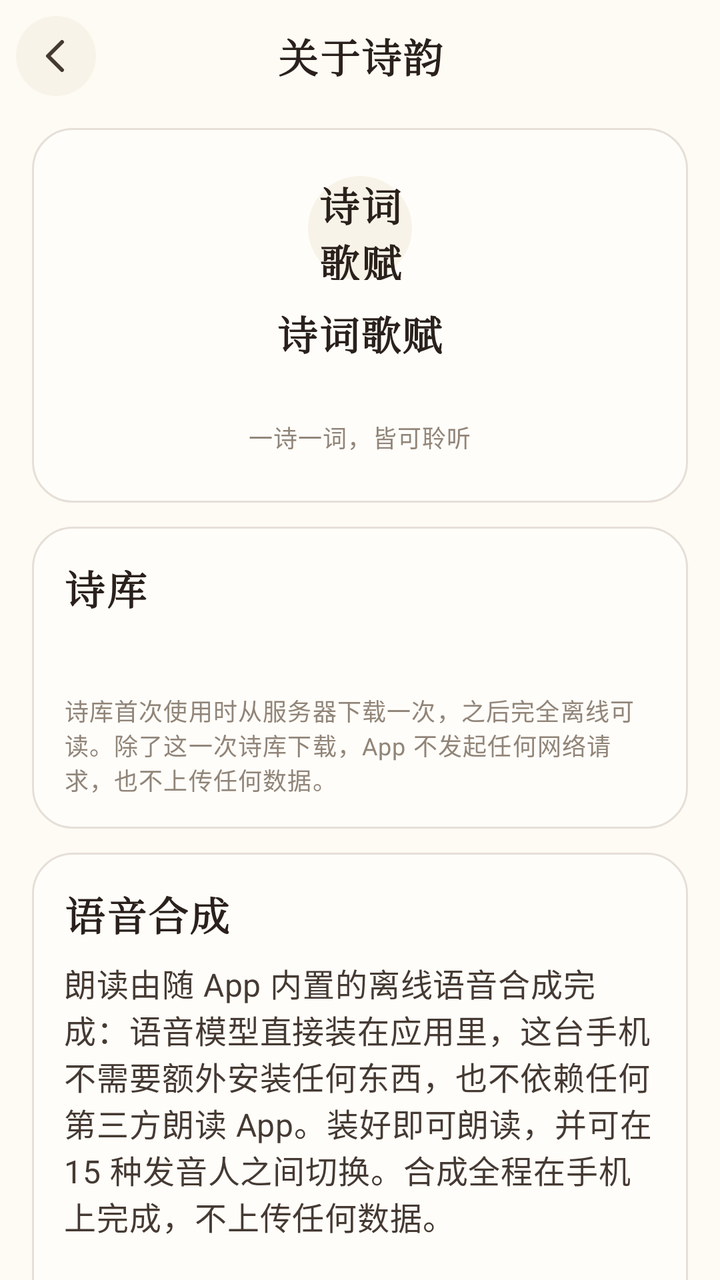
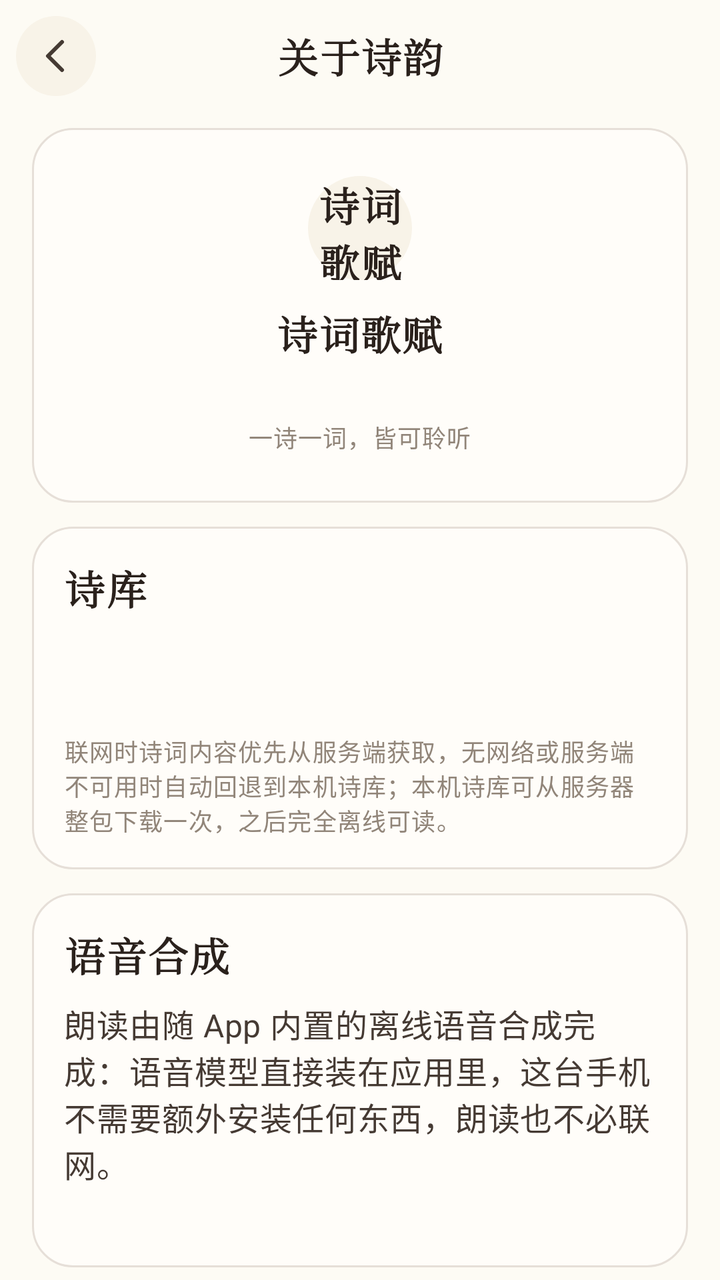

The first picture is an Android layout as it rendered before a commit; the second is the same layout after the commit. The layout source and the unified diff follow.
<!-- AndroidManifest.xml: activity theme Theme.Poetry -->
<!-- res/layout/activity_about.xml -->
<?xml version="1.0" encoding="utf-8"?>
<LinearLayout xmlns:android="http://schemas.android.com/apk/res/android"
    android:layout_width="match_parent"
    android:layout_height="match_parent"
    android:background="?android:attr/colorBackground"
    android:orientation="vertical">

    
    <LinearLayout
        android:layout_width="match_parent"
        android:layout_height="wrap_content"
        android:gravity="center_vertical"
        android:orientation="horizontal"
        android:paddingStart="@dimen/space_2"
        android:paddingTop="@dimen/space_2"
        android:paddingEnd="@dimen/space_2"
        android:paddingBottom="@dimen/space_2">

        <ImageButton
            android:id="@+id/backButton"
            style="@style/Widget.Poetry.IconButton"
            android:layout_width="@dimen/size_icon_button"
            android:layout_height="@dimen/size_icon_button"
            android:contentDescription="@string/cd_back"
            android:src="@drawable/ic_back" />

        <TextView
            android:layout_width="0dp"
            android:layout_height="wrap_content"
            android:layout_weight="1"
            android:ellipsize="end"
            android:gravity="center"
            android:maxLines="1"
            android:text="@string/about_title"
            android:textAppearance="@style/TextAppearance.Poetry.SectionTitle" />

        <View
            android:layout_width="@dimen/size_icon_button"
            android:layout_height="@dimen/size_icon_button" />
    </LinearLayout>

    <androidx.core.widget.NestedScrollView
        android:layout_width="match_parent"
        android:layout_height="0dp"
        android:layout_weight="1"
        android:clipToPadding="false"
        android:paddingStart="@dimen/page_margin"
        android:paddingTop="@dimen/space_2"
        android:paddingEnd="@dimen/page_margin"
        android:paddingBottom="@dimen/space_10">

        <LinearLayout
            android:layout_width="match_parent"
            android:layout_height="wrap_content"
            android:orientation="vertical">

            
            <LinearLayout
                android:layout_width="match_parent"
                android:layout_height="wrap_content"
                android:background="@drawable/bg_card_lg"
                android:gravity="center_horizontal"
                android:orientation="vertical"
                android:padding="@dimen/space_6">

                <TextView
                    android:id="@+id/aboutIcon"
                    android:layout_width="@dimen/size_avatar"
                    android:layout_height="@dimen/size_avatar"
                    android:background="@drawable/bg_circle"
                    android:gravity="center"
                    android:text="@string/app_name"
                    android:textAppearance="@style/TextAppearance.Poetry.CardTitle" />

                <TextView
                    android:layout_width="wrap_content"
                    android:layout_height="wrap_content"
                    android:layout_marginTop="@dimen/space_3"
                    android:text="@string/app_name"
                    android:textAppearance="@style/TextAppearance.Poetry.SectionTitle" />

                <TextView
                    android:id="@+id/aboutVersion"
                    android:layout_width="wrap_content"
                    android:layout_height="wrap_content"
                    android:layout_marginTop="@dimen/space_1"
                    android:textAppearance="@style/TextAppearance.Poetry.Caption" />

                <TextView
                    android:layout_width="wrap_content"
                    android:layout_height="wrap_content"
                    android:layout_marginTop="@dimen/space_2"
                    android:text="@string/about_slogan"
                    android:textAppearance="@style/TextAppearance.Poetry.CaptionWeak" />
            </LinearLayout>

            
            <LinearLayout
                android:layout_width="match_parent"
                android:layout_height="wrap_content"
                android:layout_marginTop="@dimen/space_3"
                android:background="@drawable/bg_card_lg"
                android:orientation="vertical"
                android:padding="@dimen/space_4">

                <TextView
                    android:layout_width="match_parent"
                    android:layout_height="wrap_content"
                    android:text="@string/about_group_library"
                    android:textAppearance="@style/TextAppearance.Poetry.CardTitle" />

                <TextView
                    android:id="@+id/aboutSource"
                    android:layout_width="match_parent"
                    android:layout_height="wrap_content"
                    android:layout_marginTop="@dimen/space_2"
                    android:textAppearance="@style/TextAppearance.Poetry.Body" />

                <TextView
                    android:id="@+id/aboutLibraryNote"
                    android:layout_width="match_parent"
                    android:layout_height="wrap_content"
                    android:layout_marginTop="@dimen/space_2"
                    android:text="@string/about_library_note"
                    android:textAppearance="@style/TextAppearance.Poetry.CaptionWeak" />
            </LinearLayout>

            
            <LinearLayout
                android:layout_width="match_parent"
                android:layout_height="wrap_content"
                android:layout_marginTop="@dimen/space_3"
                android:background="@drawable/bg_card_lg"
                android:orientation="vertical"
                android:padding="@dimen/space_4">

                <TextView
                    android:layout_width="match_parent"
                    android:layout_height="wrap_content"
                    android:text="@string/about_group_voice"
                    android:textAppearance="@style/TextAppearance.Poetry.CardTitle" />

                <TextView
                    android:layout_width="match_parent"
                    android:layout_height="wrap_content"
                    android:layout_marginTop="@dimen/space_2"
                    android:text="@string/about_voice_engine"
                    android:textAppearance="@style/TextAppearance.Poetry.Body" />

                <TextView
                    android:id="@+id/aboutVoiceState"
                    android:layout_width="match_parent"
                    android:layout_height="wrap_content"
                    android:layout_marginTop="@dimen/space_2"
                    android:textAppearance="@style/TextAppearance.Poetry.CaptionWeak" />
            </LinearLayout>

            
            <LinearLayout
                android:layout_width="match_parent"
                android:layout_height="wrap_content"
                android:layout_marginTop="@dimen/space_3"
                android:background="@drawable/bg_card_lg"
                android:orientation="vertical"
                android:padding="@dimen/space_4">

                <TextView
                    android:layout_width="match_parent"
                    android:layout_height="wrap_content"
                    android:text="@string/about_group_privacy"
                    android:textAppearance="@style/TextAppearance.Poetry.CardTitle" />

                <TextView
                    android:layout_width="match_parent"
                    android:layout_height="wrap_content"
                    android:layout_marginTop="@dimen/space_2"
                    android:text="@string/about_privacy_body"
                    android:textAppearance="@style/TextAppearance.Poetry.Body" />
            </LinearLayout>

            
            <LinearLayout
                android:layout_width="match_parent"
                android:layout_height="wrap_content"
                android:layout_marginTop="@dimen/space_3"
                android:background="@drawable/bg_card_lg"
                android:orientation="vertical"
                android:padding="@dimen/space_4">

                <TextView
                    android:layout_width="match_parent"
                    android:layout_height="wrap_content"
                    android:text="@string/about_group_data"
                    android:textAppearance="@style/TextAppearance.Poetry.CardTitle" />

                <TextView
                    android:layout_width="match_parent"
                    android:layout_height="wrap_content"
                    android:layout_marginTop="@dimen/space_2"
                    android:text="@string/about_data_body"
                    android:textAppearance="@style/TextAppearance.Poetry.Body" />

                <TextView
                    android:id="@+id/aboutDataPath"
                    android:layout_width="match_parent"
                    android:layout_height="wrap_content"
                    android:layout_marginTop="@dimen/space_2"
                    android:textAppearance="@style/TextAppearance.Poetry.CaptionWeak" />

                <LinearLayout
                    android:layout_width="match_parent"
                    android:layout_height="wrap_content"
                    android:layout_marginTop="@dimen/space_3"
                    android:orientation="horizontal">

                    <Button
                        android:id="@+id/aboutExportData"
                        style="@style/Widget.Poetry.ToolButton"
                        android:layout_width="0dp"
                        android:layout_height="wrap_content"
                        android:layout_marginEnd="@dimen/space_2"
                        android:layout_weight="1"
                        android:text="@string/about_export_data" />

                    <Button
                        android:id="@+id/aboutImportData"
                        style="@style/Widget.Poetry.ToolButton"
                        android:layout_width="0dp"
                        android:layout_height="wrap_content"
                        android:layout_marginStart="@dimen/space_2"
                        android:layout_weight="1"
                        android:text="@string/about_import_data" />
                </LinearLayout>
            </LinearLayout>

            <Button
                android:id="@+id/aboutCheckUpdate"
                style="@style/Widget.Poetry.ToolButton"
                android:layout_width="match_parent"
                android:layout_height="wrap_content"
                android:layout_marginTop="@dimen/space_4"
                android:text="@string/about_check_update" />

            <TextView
                android:layout_width="match_parent"
                android:layout_height="wrap_content"
                android:layout_marginTop="@dimen/space_4"
                android:gravity="center"
                android:text="@string/about_footer"
                android:textAppearance="@style/TextAppearance.Poetry.CaptionWeak" />
        </LinearLayout>
    </androidx.core.widget.NestedScrollView>
</LinearLayout>
<!-- resources referenced by this layout -->
<resources>
  <dimen name="page_margin">16dp</dimen>
  <dimen name="size_avatar">52dp</dimen>
  <dimen name="size_icon_button">40dp</dimen>
  <dimen name="space_1">4dp</dimen>
  <dimen name="space_10">40dp</dimen>
  <dimen name="space_2">8dp</dimen>
  <dimen name="space_3">12dp</dimen>
  <dimen name="space_4">16dp</dimen>
  <dimen name="space_6">24dp</dimen>
  <!-- drawable bg_circle (drawable) -->
  <?xml version="1.0" encoding="utf-8"?>
  <shape xmlns:android="http://schemas.android.com/apk/res/android"
      android:shape="oval">
      <solid android:color="?attr/colorSurfaceVariant" />
  </shape>
  <string name="about_check_update">检查更新</string>
  <string name="about_data_body">收藏、朗读历史、阅读进度、打卡记录、个人资料与全部偏好，统一保存在本机的 user_data.json 文件中，可随时导出成 JSON 备份，也可从备份恢复。</string>
  <string name="about_export_data">导出备份</string>
  <string name="about_footer">诗韵 · 让每一首诗都被听见</string>
  <string name="about_group_data">数据备份</string>
  <string name="about_group_library">诗库</string>
  <string name="about_group_privacy">隐私</string>
  <string name="about_group_voice">语音合成</string>
  <string name="about_import_data">恢复备份</string>
  <string name="about_library_note">诗库首次使用时从服务器下载一次，之后完全离线可读。除了这一次诗库下载，App 不发起任何网络请求，也不上传任何数据。</string>
  <string name="about_privacy_body">收藏、朗读历史、打卡与偏好都只存在这台手机上，App 没有账号、也不上传任何数据；朗读过程完全离线。</string>
  <string name="about_slogan">一诗一词，皆可聆听</string>
  <string name="about_title">关于诗韵</string>
  <string name="about_voice_engine">朗读由随 App 内置的离线语音合成完成：语音模型直接装在应用里，这台手机不需要额外安装任何东西，也不依赖任何第三方朗读 App。装好即可朗读，并可在 15 种发音人之间切换。合成全程在手机上完成，不上传任何数据。</string>
  <string name="app_name">诗词歌赋</string>
  <string name="cd_back">返回</string>
  <style name="TextAppearance.Poetry.Body" parent="TextAppearance.Material3.BodyMedium">
          <item name="android:textSize">@dimen/text_base</item>
          <item name="android:textColor">@color/ink_700</item>
          <item name="android:lineSpacingExtra">@dimen/line_spacing_body</item>
      </style>
  <style name="TextAppearance.Poetry.Caption" parent="TextAppearance.Material3.BodySmall">
          <item name="android:textSize">@dimen/text_xs</item>
          <item name="android:textColor">@color/ink_500</item>
      </style>
  <style name="TextAppearance.Poetry.CaptionWeak" parent="TextAppearance.Poetry.Caption">
          <item name="android:textColor">@color/ink_400</item>
      </style>
  <style name="Widget.Poetry.IconButton" parent="android:Widget.ImageButton">
          <item name="android:background">@drawable/bg_icon_button</item>
          <item name="android:tint">@color/ink_700</item>
          <item name="android:contentDescription">@string/cd_theme</item>
      </style>
  <style name="Widget.Poetry.ToolButton" parent="Widget.Poetry.SegmentButton">
          <item name="android:minHeight">40dp</item>
          <item name="android:paddingLeft">@dimen/space_4</item>
          <item name="android:paddingRight">@dimen/space_4</item>
      </style>
  <dimen name="radius_lg">20dp</dimen>
  <dimen name="text_base">16sp</dimen>
  <color name="ink_700">#FF453A33</color>
  <dimen name="line_spacing_body">4dp</dimen>
  <dimen name="text_xs">12sp</dimen>
  <color name="ink_500">#FF6D625B</color>
  <color name="ink_400">#FF918579</color>
  <dimen name="text_lg">20sp</dimen>
  <color name="ink_900">#FF2A211C</color>
  <!-- drawable bg_icon_button (drawable) -->
  <?xml version="1.0" encoding="utf-8"?>
  <shape xmlns:android="http://schemas.android.com/apk/res/android"
      android:shape="oval">
      <solid android:color="?attr/colorSurfaceVariant" />
  </shape>
  <string name="cd_theme">切换深浅色</string>
  <color name="color_primary">@color/zhuhong_500</color>
  <color name="on_primary">#FFFFFFFF</color>
  <color name="color_accent">@color/shiqing_500</color>
  <color name="surface_1">#FFFFFDF9</color>
  <color name="surface_2">#FFF8F3E8</color>
  <color name="line">#FFE6DFD8</color>
  <color name="paper">#FFFDFBF4</color>
  <dimen name="radius_full">999dp</dimen>
  <color name="zhuhong_500">#FFE04A2F</color>
  <color name="shiqing_500">#FF3D86A8</color>
  <!-- unchanged entries left out for length: 6 -->
</resources>

<!-- the commit's change to res/layout/activity_about.xml (unified diff, before → after) -->
@@ -117,6 +117,13 @@
                     android:textAppearance="@style/TextAppearance.Poetry.Body" />
 
                 <TextView
+                    android:id="@+id/aboutApi"
+                    android:layout_width="match_parent"
+                    android:layout_height="wrap_content"
+                    android:layout_marginTop="@dimen/space_1"
+                    android:textAppearance="@style/TextAppearance.Poetry.CaptionWeak" />
+
+                <TextView
                     android:id="@+id/aboutLibraryNote"
                     android:layout_width="match_parent"
                     android:layout_height="wrap_content"
<!-- resource entries referenced after the edit -->
@@ -24,11 +24,11 @@
   <string name="about_group_privacy">隐私</string>
   <string name="about_group_voice">语音合成</string>
   <string name="about_import_data">恢复备份</string>
-  <string name="about_library_note">诗库首次使用时从服务器下载一次，之后完全离线可读。除了这一次诗库下载，App 不发起任何网络请求，也不上传任何数据。</string>
-  <string name="about_privacy_body">收藏、朗读历史、打卡与偏好都只存在这台手机上，App 没有账号、也不上传任何数据；朗读过程完全离线。</string>
+  <string name="about_library_note">联网时诗词内容优先从服务端获取，无网络或服务端不可用时自动回退到本机诗库；本机诗库可从服务器整包下载一次，之后完全离线可读。</string>
+  <string name="about_privacy_body">收藏、朗读历史、打卡与偏好默认只保存在这台手机上。未登录时不上传任何数据；手机号登录后，只会把收藏与阅读记录同步到服务端，便于换设备后找回。</string>
   <string name="about_slogan">一诗一词，皆可聆听</string>
   <string name="about_title">关于诗韵</string>
-  <string name="about_voice_engine">朗读由随 App 内置的离线语音合成完成：语音模型直接装在应用里，这台手机不需要额外安装任何东西，也不依赖任何第三方朗读 App。装好即可朗读，并可在 15 种发音人之间切换。合成全程在手机上完成，不上传任何数据。</string>
+  <string name="about_voice_engine">朗读由随 App 内置的离线语音合成完成：语音模型直接装在应用里，这台手机不需要额外安装任何东西，朗读也不必联网。</string>
   <string name="app_name">诗词歌赋</string>
   <string name="cd_back">返回</string>
   <style name="TextAppearance.Poetry.Body" parent="TextAppearance.Material3.BodyMedium">
